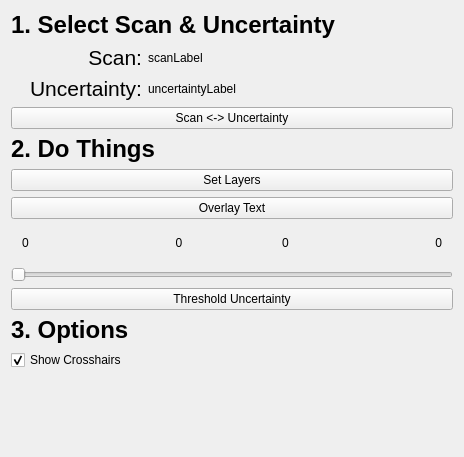
bonzo45/Final-Year-Project, file Sams_Project/Plugins/com.sam.finalyearproject/src/internal/Sams_ViewControls.ui: the form before one commit.
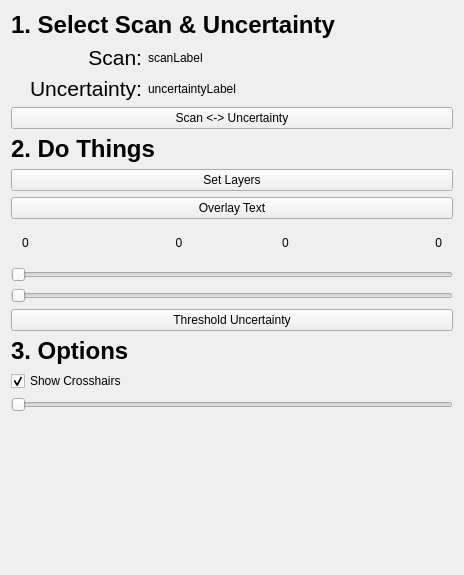
The form after the commit. Custom widgets are drawn as their Qt base class.

Commit message: Thresholding sort of works, crashes less.

Diff of the .ui file:
```diff
--- a/Sams_Project/Plugins/com.sam.finalyearproject/src/internal/Sams_ViewControls.ui
+++ b/Sams_Project/Plugins/com.sam.finalyearproject/src/internal/Sams_ViewControls.ui
@@ -7,7 +7,7 @@
     <x>0</x>
     <y>0</y>
     <width>464</width>
-    <height>457</height>
+    <height>575</height>
    </rect>
   </property>
   <property name="minimumSize">
@@ -228,11 +228,12 @@
      <property name="orientation">
       <enum>Qt::Horizontal</enum>
      </property>
-     <property name="tickPosition">
-      <enum>QSlider::NoTicks</enum>
-     </property>
-     <property name="tickInterval">
-      <number>1</number>
+    </widget>
+   </item>
+   <item>
+    <widget class="QSlider" name="maxSlider">
+     <property name="orientation">
+      <enum>Qt::Horizontal</enum>
      </property>
     </widget>
    </item>
@@ -271,7 +272,23 @@
     </widget>
    </item>
    <item>
-    <spacer name="spacer1">
+    <widget class="QmitkFloatingPointSpanSlider" name="brokenSlider">
+     <property name="toolTip">
+      <string>Change transfer function window range.</string>
+     </property>
+     <property name="orientation">
+      <enum>Qt::Horizontal</enum>
+     </property>
+     <property name="tickPosition">
+      <enum>QSlider::NoTicks</enum>
+     </property>
+     <property name="tickInterval">
+      <number>1</number>
+     </property>
+    </widget>
+   </item>
+   <item>
+    <spacer name="spacer">
      <property name="orientation">
       <enum>Qt::Vertical</enum>
      </property>
```
Left out of the diff: 9 changed lines with no effect on the pictures. The commit also changes 2 other files.
